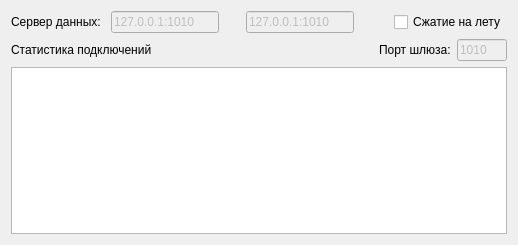
Before: the Qt Designer form BridgeTcp/bridgetcp.ui in eugene-pa/armdncqt, drawn with Qt 5.
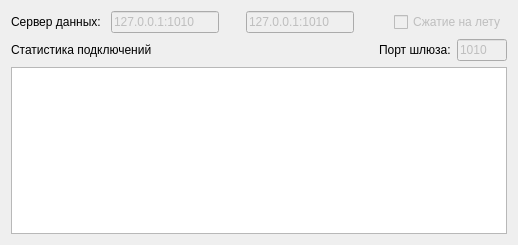
After: the same form once the commit is applied. Icons and pictures are not drawn. Custom widgets are drawn as their Qt base class.

```diff
--- a/BridgeTcp/bridgetcp.ui
+++ b/BridgeTcp/bridgetcp.ui
@@ -101,13 +101,16 @@
        <property name="sizeHint" stdset="0">
         <size>
          <width>13</width>
-         <height>20</height>
+         <height>17</height>
         </size>
        </property>
       </spacer>
      </item>
      <item>
       <widget class="QCheckBox" name="checkBox">
+       <property name="enabled">
+        <bool>false</bool>
+       </property>
        <property name="text">
         <string>Сжатие на лету</string>
        </property>
```
Left out of the diff: 8 changed lines with no effect on the pictures.
